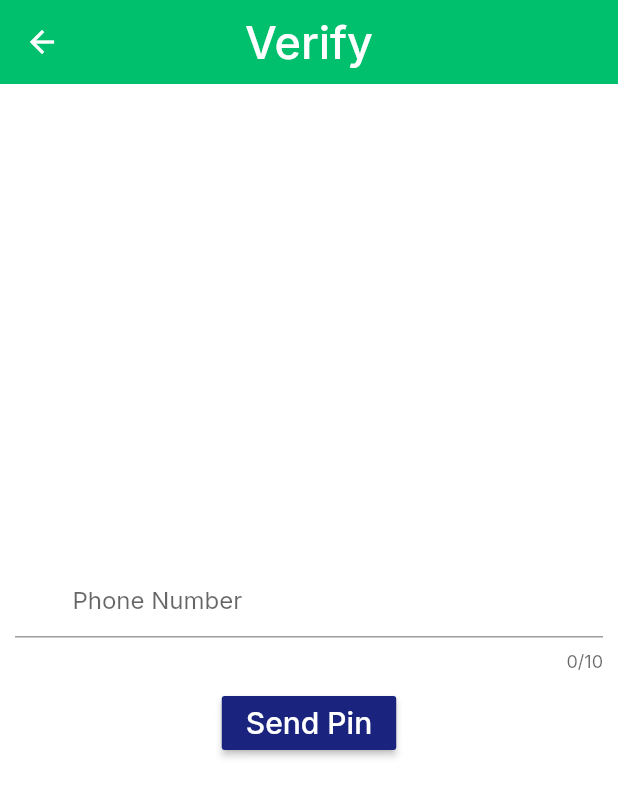
After one commit to Abdulla-Khan/Chat-App, a Flutter app: the screen it shows after launch, after a tap on "Skip", after a tap on "Sign Up Using OTP", on a phone screen of 412 x 824 dp. The commit adds this screen. Shown: the top 797 px of the screen. Run offline on Flutter 3.47's test engine with Material 2 defaults, Android fonts, the phone set to English and light mode, and no system bars; our stand-ins replace firebase_auth, firebase_core, flutter_local_notifications, fluttertoast, google_fonts, google_mobile_ads and 1 more; accounts and stored records are empty; network calls fail.

Commit message:
Changes Made

```diff
--- a/lib/components/chat_card.dart
+++ b/lib/components/chat_card.dart
@@ -1,7 +1,7 @@
 import 'package:chat_app/models/Chat.dart';
 import 'package:flutter/material.dart';
 
-import '../constants.dart';
+import '../constants/constants.dart';
 
 class ChatCard extends StatelessWidget {
   const ChatCard({
--- a/lib/components/filled_outline_button.dart
+++ b/lib/components/filled_outline_button.dart
@@ -1,6 +1,6 @@
 import 'package:flutter/material.dart';
 
-import '../constants.dart';
+import '../constants/constants.dart';
 
 class FillOutlineButton extends StatelessWidget {
   const FillOutlineButton({
--- a/lib/components/primary_button.dart
+++ b/lib/components/primary_button.dart
@@ -1,6 +1,6 @@
 import 'package:flutter/material.dart';
 
-import '../constants.dart';
+import '../constants/constants.dart';
 
 class PrimaryButton extends StatelessWidget {
   const PrimaryButton({
--- a/lib/main.dart
+++ b/lib/main.dart
@@ -1,8 +1,13 @@
 import 'package:chat_app/screens/welcome/welcome_screen.dart';
-import 'package:chat_app/theme.dart';
+import 'package:chat_app/constants/theme.dart';
+import 'package:firebase_core/firebase_core.dart';
 import 'package:flutter/material.dart';
+import 'package:google_mobile_ads/google_mobile_ads.dart';
 
-void main() {
+void main() async {
+  WidgetsFlutterBinding.ensureInitialized();
+  await Firebase.initializeApp();
+  MobileAds.instance.initialize();
   runApp(const MyApp());
 }
 
--- a/lib/messages/components/audio_message.dart
+++ b/lib/messages/components/audio_message.dart
@@ -1,7 +1,7 @@
 import 'package:chat_app/models/ChatMessage.dart';
 import 'package:flutter/material.dart';
 
-import '../../constants.dart';
+import '../../constants/constants.dart';
 
 class AudiMessage extends StatelessWidget {
   const AudiMessage({Key? key, required this.message}) : super(key: key);
--- a/lib/messages/components/body.dart
+++ b/lib/messages/components/body.dart
@@ -1,4 +1,4 @@
-import 'package:chat_app/constants.dart';
+import 'package:chat_app/constants/constants.dart';
 import 'package:chat_app/models/ChatMessage.dart';
 import 'package:flutter/material.dart';
 
--- a/lib/messages/components/chat_input_feild.dart
+++ b/lib/messages/components/chat_input_feild.dart
@@ -1,6 +1,6 @@
 import 'package:flutter/material.dart';
 
-import '../../constants.dart';
+import '../../constants/constants.dart';
 
 class ChatInputFeild extends StatelessWidget {
   const ChatInputFeild({
--- a/lib/messages/components/message.dart
+++ b/lib/messages/components/message.dart
@@ -1,4 +1,4 @@
-import 'package:chat_app/constants.dart';
+import 'package:chat_app/constants/constants.dart';
 import 'package:chat_app/messages/components/text_message.dart';
 import 'package:chat_app/messages/components/video_message.dart';
 import 'package:chat_app/models/ChatMessage.dart';
--- a/lib/messages/components/text_message.dart
+++ b/lib/messages/components/text_message.dart
@@ -1,7 +1,7 @@
 import 'package:chat_app/models/ChatMessage.dart';
 import 'package:flutter/material.dart';
 
-import '../../constants.dart';
+import '../../constants/constants.dart';
 
 class TextMessages extends StatelessWidget {
   const TextMessages({
--- a/lib/messages/components/video_message.dart
+++ b/lib/messages/components/video_message.dart
@@ -1,7 +1,7 @@
 import 'package:chat_app/models/ChatMessage.dart';
 import 'package:flutter/material.dart';
 
-import '../../constants.dart';
+import '../../constants/constants.dart';
 
 class VideoMessage extends StatelessWidget {
   const VideoMessage({Key? key, required this.message}) : super(key: key);
--- a/lib/messages/messages_screen.dart
+++ b/lib/messages/messages_screen.dart
@@ -1,4 +1,4 @@
-import 'package:chat_app/constants.dart';
+import 'package:chat_app/constants/constants.dart';
 import 'package:chat_app/messages/components/body.dart';
 import 'package:flutter/material.dart';
 
--- a/lib/screens/chats/chats_screen.dart
+++ b/lib/screens/chats/chats_screen.dart
@@ -1,5 +1,5 @@
 import 'package:chat_app/components/body.dart';
-import 'package:chat_app/constants.dart';
+import 'package:chat_app/constants/constants.dart';
 import 'package:flutter/material.dart';
 
 class ChatsScreen extends StatefulWidget {
--- /dev/null
+++ b/lib/screens/signup/otp_signup.dart
@@ -0,0 +1,140 @@
+import 'package:chat_app/screens/chats/chats_screen.dart';
+import 'package:firebase_auth/firebase_auth.dart';
+import 'package:flutter/material.dart';
+import 'package:fluttertoast/fluttertoast.dart';
+
+class LoginScreen extends StatefulWidget {
+  @override
+  _LoginScreenState createState() => _LoginScreenState();
+}
+
+class _LoginScreenState extends State<LoginScreen> {
+  TextEditingController phoneController = TextEditingController();
+  TextEditingController otpController = TextEditingController();
+
+  FirebaseAuth auth = FirebaseAuth.instance;
+
+  bool otpVisibility = false;
+
+  String verificationID = "";
+
+  @override
+  Widget build(BuildContext context) {
+    return Scaffold(
+      appBar: AppBar(
+        title: Text(
+          "Verify",
+          style: TextStyle(
+            fontSize: 30,
+          ),
+        ),
+        centerTitle: true,
+        // backgroundColor: Colors.indigo[900],
+      ),
+      body: Container(
+        margin: EdgeInsets.all(10),
+        child: Column(
+          mainAxisAlignment: MainAxisAlignment.center,
+          children: [
+            TextField(
+              controller: phoneController,
+              decoration: InputDecoration(
+                hintText: 'Phone Number',
+                prefix: Padding(
+                  padding: EdgeInsets.all(4),
+                  child: Text('+92'),
+                ),
+              ),
+              maxLength: 10,
+              keyboardType: TextInputType.phone,
+            ),
+            Visibility(
+              child: TextField(
+                controller: otpController,
+                decoration: InputDecoration(
+                  hintText: 'OTP',
+                  prefix: Padding(
+                    padding: EdgeInsets.all(4),
+                    child: Text(''),
+                  ),
+                ),
+                maxLength: 6,
+                keyboardType: TextInputType.number,
+              ),
+              visible: otpVisibility,
+            ),
+            SizedBox(
+              height: 10,
+            ),
+            MaterialButton(
+              color: Colors.indigo[900],
+              onPressed: () {
+                if (otpVisibility) {
+                  verifyOTP();
+                } else {
+                  loginWithPhone();
+                }
+              },
+              child: Text(
+                otpVisibility ? "Verify" : "Send Pin",
+                style: TextStyle(
+                  color: Colors.white,
+                  fontSize: 20,
+                ),
+              ),
+            ),
+          ],
+        ),
+      ),
+    );
+  }
+
+  void loginWithPhone() async {
+    auth.verifyPhoneNumber(
+      phoneNumber: "+92" + phoneController.text,
+      verificationCompleted: (PhoneAuthCredential credential) async {
+        await auth.signInWithCredential(credential).then((value) {
+          print("You are logged in successfully");
+        });
+      },
+      verificationFailed: (FirebaseAuthException e) {
+        print(e.message);
+      },
+      codeSent: (String verificationId, int? resendToken) {
+        otpVisibility = true;
+        verificationID = verificationId;
+        setState(() {});
+      },
+      codeAutoRetrievalTimeout: (String verificationId) {},
+    );
+  }
+
+  void verifyOTP() async {
+    PhoneAuthCredential credential = PhoneAuthProvider.credential(
+        verificationId: verificationID, smsCode: otpController.text);
+
+    await auth.signInWithCredential(credential).then(
+      (value) {
+        print("You are logged in successfully");
+        Fluttertoast.showToast(
+          msg: "Sucess",
+          toastLength: Toast.LENGTH_SHORT,
+          gravity: ToastGravity.SNACKBAR,
+          timeInSecForIosWeb: 1,
+          backgroundColor: Colors.red,
+          textColor: Colors.white,
+          fontSize: 16.0,
+        );
+      },
+    ).whenComplete(
+      () {
+        Navigator.pushReplacement(
+          context,
+          MaterialPageRoute(
+            builder: (context) => ChatsScreen(),
+          ),
+        );
+      },
+    );
+  }
+}
--- a/lib/screens/signup/signin.dart
+++ b/lib/screens/signup/signin.dart
@@ -1,7 +1,11 @@
 import 'package:chat_app/components/primary_button.dart';
-import 'package:chat_app/constants.dart';
+import 'package:chat_app/constants/constants.dart';
 import 'package:chat_app/screens/chats/chats_screen.dart';
+import 'package:chat_app/screens/signup/otp_signup.dart';
 import 'package:flutter/material.dart';
+import 'package:flutter/services.dart';
+import 'package:flutter_local_notifications/flutter_local_notifications.dart';
+import 'package:local_auth/local_auth.dart';
 
 class SignIn extends StatefulWidget {
   const SignIn({Key? key}) : super(key: key);
@@ -11,8 +15,85 @@ class SignIn extends StatefulWidget {
 }
 
 class _SignInState extends State<SignIn> {
+  FlutterLocalNotificationsPlugin? local;
+  void initState() {
+    super.initState();
+    _check();
+    getAvailable();
+    var and = const AndroidInitializationSettings('icon');
+    var i = const IOSInitializationSettings();
+    var initial = InitializationSettings(android: and, iOS: i);
+    local = FlutterLocalNotificationsPlugin();
+    local!.initialize(initial);
+    super.initState();
+  }
+
+  Future show() async {
+    var detail = const AndroidNotificationDetails('channelId', 'Local',
+        channelDescription: 'Description of Notification',
+        importance: Importance.high);
+    var ios = const IOSNotificationDetails();
+    var gene = NotificationDetails(android: detail, iOS: ios);
+    await local!.show(0, 'Logged In', 'You logged in using Fingerprint', gene);
+  }
+
+  LocalAuthentication _local = LocalAuthentication();
+  late bool check;
+  List<BiometricType> _available = [];
+  String auth = 'Not Authorized';
+
+  Future<void> _check() async {
+    late bool cancheck;
+    try {
+      cancheck = await _local.canCheckBiometrics;
+    } on PlatformException catch (e) {
+      print(e);
+    }
+    if (!mounted) return;
+    setState(() {
+      check = cancheck;
+    });
+  }
+
+  Future<void> getAvailable() async {
+    List<BiometricType> available = [];
+    try {
+      available = await _local.getAvailableBiometrics();
+    } on PlatformException catch (e) {
+      print(e);
+    }
+    setState(() {
+      _available = available;
+    });
+  }
+
+  @override
   @override
   Widget build(BuildContext context) {
+    Future<void> _auth() async {
+      bool authenticate = false;
+      try {
+        authenticate = await _local.authenticate(
+            biometricOnly: true,
+            localizedReason: 'Scan your finger to authenticate',
+            useErrorDialogs: false,
+            stickyAuth: false);
+      } on PlatformException catch (e) {
+        print(e);
+      }
+
+      if (!mounted) return;
+      setState(() {
+        auth = authenticate ? 'Authorize Success' : 'Failed to Authenticate';
+        if (authenticate) {
+          show();
+          Navigator.pushReplacement(
+              context, MaterialPageRoute(builder: (_) => ChatsScreen()));
+        }
+        print(auth);
+      });
+    }
+
     return Scaffold(
       body: SafeArea(
           child: Column(
@@ -28,16 +109,20 @@ class _SignInState extends State<SignIn> {
           ),
           Spacer(),
           PrimaryButton(
-              text: 'Sign In',
-              press: () => Navigator.push(
-                  context, MaterialPageRoute(builder: (_) => ChatsScreen()))),
+              text: 'Sign In With Fingerprint',
+              press: () {
+                _auth();
+              }),
           SizedBox(
             height: kDefaultPadding * 1.5,
           ),
           PrimaryButton(
               color: Theme.of(context).colorScheme.secondary,
-              text: 'Sign Up',
-              press: () {}),
+              text: 'Sign Up Using OTP',
+              press: () {
+                Navigator.push(
+                    context, MaterialPageRoute(builder: (_) => LoginScreen()));
+              }),
           Spacer(
             flex: 2,
           )
--- a/lib/screens/welcome/welcome_screen.dart
+++ b/lib/screens/welcome/welcome_screen.dart
@@ -1,4 +1,4 @@
-import 'package:chat_app/constants.dart';
+import 'package:chat_app/constants/constants.dart';
 import 'package:chat_app/screens/signup/signin.dart';
 import 'package:flutter/material.dart';
 
@@ -46,7 +46,7 @@ class _WelcomePageState extends State<WelcomePage> {
           ),
           FittedBox(
             child: TextButton(
-                onPressed: () => Navigator.push(
+                onPressed: () => Navigator.pushReplacement(
                     context, MaterialPageRoute(builder: (_) => SignIn())),
                 child: Row(
                   children: [
--- a/pubspec.yaml
+++ b/pubspec.yaml
@@ -35,6 +35,12 @@ dependencies:
   # Use with the CupertinoIcons class for iOS style icons.
   cupertino_icons: ^1.0.2
   google_fonts: ^2.0.0-nullsafety.0
+  firebase_core: ^1.13.1
+  firebase_auth: ^3.3.10
+  fluttertoast: ^8.0.9
+  local_auth: ^1.1.11
+  google_mobile_ads: ^1.1.0
+  flutter_local_notifications: ^9.4.0
 
 
 dev_dependencies:
```
Also changed, not shown: lib/components/body.dart (+37 -1 lines), lib/constants/constants.dart (renamed from lib/constants.dart), lib/constants/theme.dart (renamed from lib/theme.dart), pubspec.lock, 10 other files.
